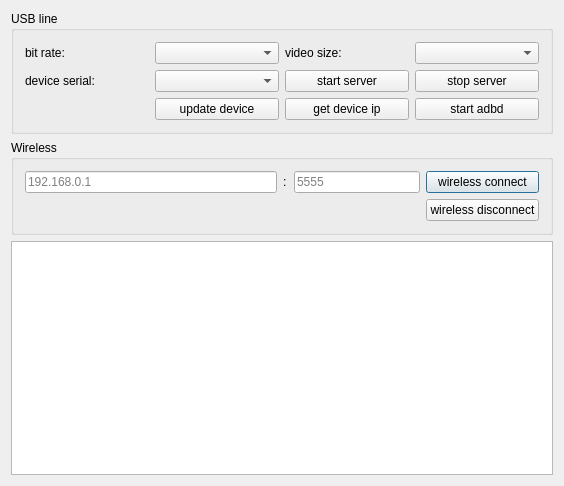
This is QtScrcpy/dialog.ui in barry-ran/QtScrcpy as Qt 5 draws it before an edit. The edited form follows.
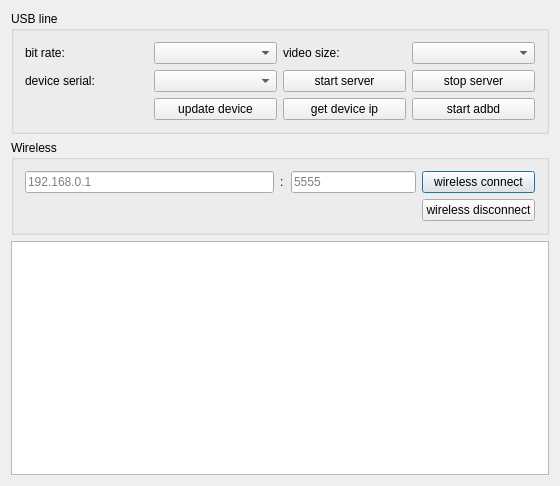
This is the edited form.

```diff
--- a/QtScrcpy/dialog.ui
+++ b/QtScrcpy/dialog.ui
@@ -6,10 +6,22 @@
    <rect>
     <x>0</x>
     <y>0</y>
-    <width>564</width>
+    <width>560</width>
     <height>486</height>
    </rect>
   </property>
+  <property name="minimumSize">
+   <size>
+    <width>560</width>
+    <height>0</height>
+   </size>
+  </property>
+  <property name="maximumSize">
+   <size>
+    <width>560</width>
+    <height>16777215</height>
+   </size>
+  </property>
   <property name="windowTitle">
    <string>QtScrcpy</string>
   </property>
```
